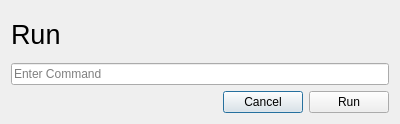
First picture: the form in rundialog.ui, repository vicr123/theshell, before the edit.
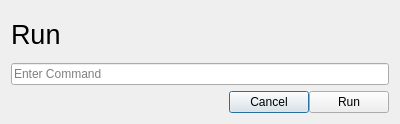
Second picture: the form after the edit. Icons and pictures are not drawn.

Patch:
```diff
--- a/rundialog.ui
+++ b/rundialog.ui
@@ -39,6 +39,9 @@
    </item>
    <item>
     <layout class="QHBoxLayout" name="horizontalLayout">
+     <property name="spacing">
+      <number>0</number>
+     </property>
      <item>
       <spacer name="horizontalSpacer">
        <property name="orientation">
```
